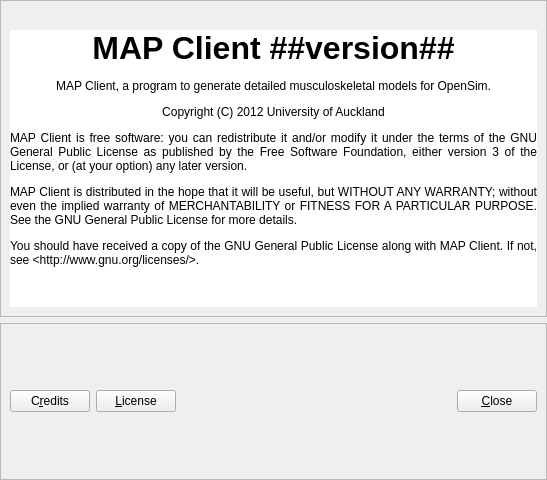
The window that src/mapclient/view/dialogs/about/qt/aboutdialog.ui (MusculoskeletalAtlasProject/mapclient) describes before a commit, drawn with Qt 5.
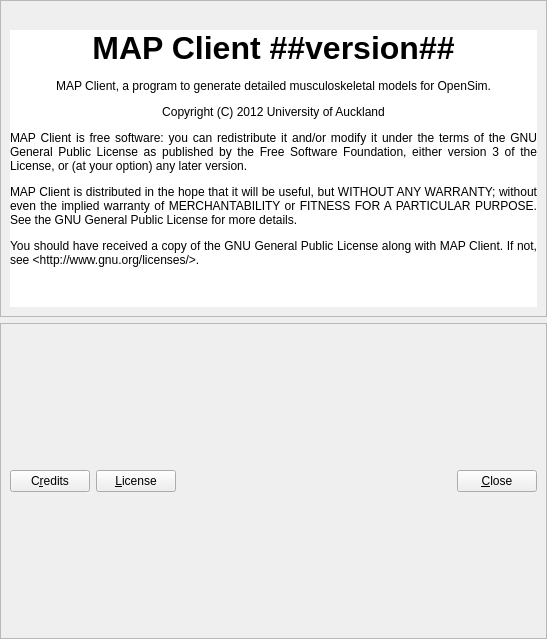
The same window after the commit. Icons and pictures are not drawn.

Diff of the .ui file:
```diff
--- a/src/mapclient/view/dialogs/about/qt/aboutdialog.ui
+++ b/src/mapclient/view/dialogs/about/qt/aboutdialog.ui
@@ -10,7 +10,7 @@
     <x>0</x>
     <y>0</y>
     <width>547</width>
-    <height>480</height>
+    <height>639</height>
    </rect>
   </property>
   <property name="sizePolicy">
```
Left out of the diff: 1 changed line with no effect on the pictures.
